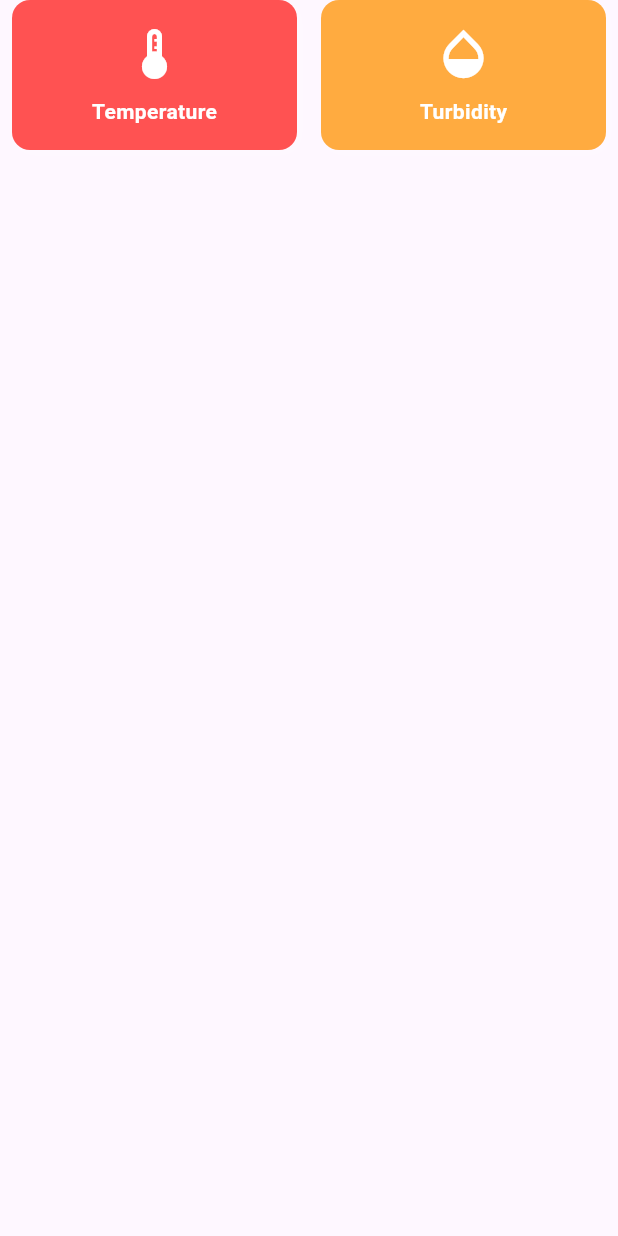
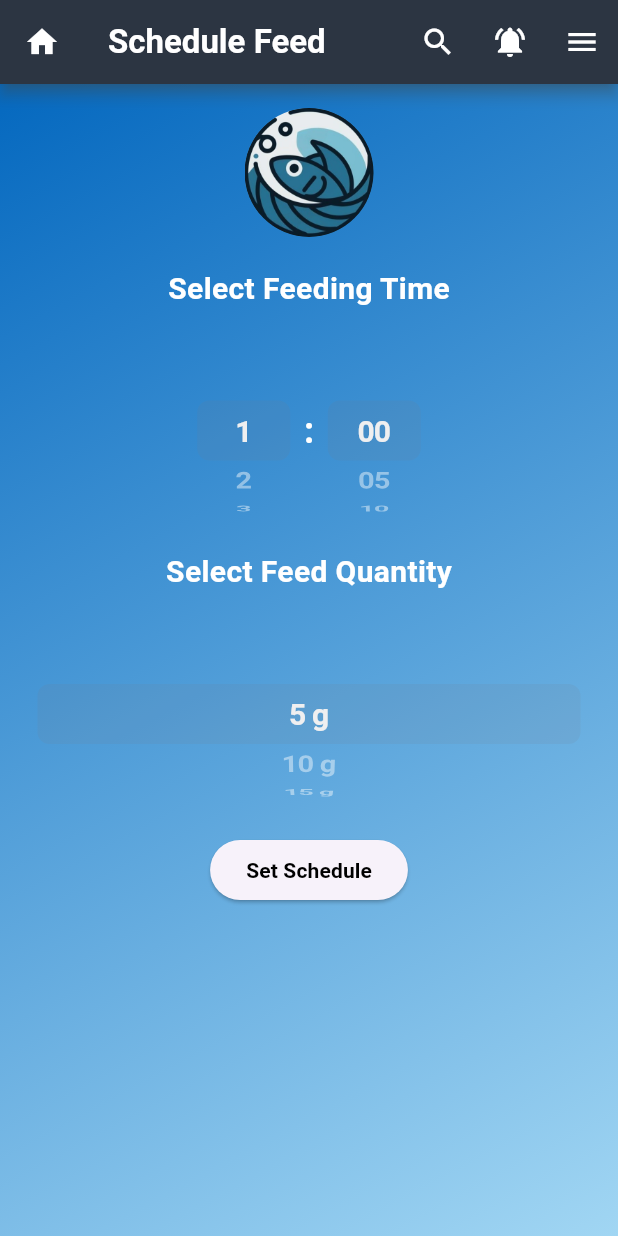
Before and after one commit to DinethShakya23/e20-3yp-Smart-Aquarium, a Flutter app: the DashboardRow widget shown alone on an empty page, opened directly, after a tap on "Temperature", on a phone screen of 412 x 824 dp. Run offline on Flutter 3.47's test engine with Material 3 defaults, Android fonts, the phone set to English and light mode, and no system bars.

Commit message:
'Updated'

```diff
--- /dev/null
+++ b/code/Frontend/lib/screens/schedulefeed.dart
@@ -0,0 +1,340 @@
+import 'package:flutter/cupertino.dart';
+import 'package:flutter/material.dart';
+import '../Widgets/searchfield.dart';
+import '../Widgets/searchbutton.dart';
+import '../Widgets/notificationbutton.dart';
+import '../Widgets/popupmenu.dart';
+import '../Widgets/notificationitem.dart';
+
+class Schedulefeed extends StatefulWidget {
+  @override
+  State<Schedulefeed> createState() => _ScheduleFeedState();
+}
+
+class _ScheduleFeedState extends State<Schedulefeed> {
+  bool _isSearching = false;
+  final TextEditingController _searchController = TextEditingController();
+  List<String> _allItems = [
+    "Fish Feeding",
+    "Water Change",
+    "Filter Cleaning",
+    "pH Check",
+    "Temperature Monitoring"
+  ];
+  List<String> _filteredItems = [];
+
+  int _selectedHour = 12;
+  int _selectedMinute = 0;
+  int _selectedQuantity = 1;
+
+  String? _scheduledTime;
+  String? _scheduledQuantity;
+
+  @override
+  Widget build(BuildContext context) {
+    return Scaffold(
+      appBar: AppBar(
+        leading: IconButton(
+          icon: const Icon(
+            Icons.home,
+            color: Colors.white,
+          ),
+          onPressed: () {
+            Navigator.pop(context);
+          },
+        ),
+        title: _isSearching
+            ? SearchField(_searchController, _filterItems)
+            : const Text(
+                "Schedule Feed",
+                style:
+                    TextStyle(color: Colors.white, fontWeight: FontWeight.bold),
+              ),
+        backgroundColor: Colors.blueGrey.shade900,
+        elevation: 4.0,
+        shadowColor: Colors.blueGrey.shade500,
+        actions: [
+          SearchButton(_isSearching, _toggleSearch),
+          NotificationButton(_showNotifications),
+          PopupMenu(context),
+        ],
+      ),
+      body: Container(
+        height: double.infinity,
+        decoration: const BoxDecoration(
+          gradient: LinearGradient(
+            colors: [Color(0xFF0468BF), Color(0xFFA1D6F3)],
+            begin: Alignment.topLeft,
+            end: Alignment.bottomRight,
+          ),
+        ),
+        child: _isSearching ? _buildSearchResults() : _buildDefaultView(),
+      ),
+    );
+  }
+
+  void _filterItems(String query) {
+    setState(() {
+      _filteredItems = _allItems
+          .where((item) => item.toLowerCase().contains(query.toLowerCase()))
+          .toList();
+    });
+  }
+
+  void _toggleSearch() {
+    setState(() {
+      _isSearching = !_isSearching;
+      if (!_isSearching) {
+        _searchController.clear();
+        _filteredItems.clear();
+      }
+    });
+  }
+
+  Widget _buildSearchResults() {
+    return ListView.builder(
+      padding: const EdgeInsets.all(16),
+      itemCount: _filteredItems.length,
+      itemBuilder: (context, index) {
+        return ListTile(
+          title: Text(
+            _filteredItems[index],
+            style: const TextStyle(color: Colors.white),
+          ),
+          leading: const Icon(Icons.search, color: Colors.white),
+          onTap: () {},
+        );
+      },
+    );
+  }
+
+  Widget _buildDefaultView() {
+    return SingleChildScrollView(
+      child: Padding(
+        padding: const EdgeInsets.all(16.0),
+        child: Column(
+          children: [
+            ClipRRect(
+              borderRadius: BorderRadius.circular(100.0),
+              child: Image.asset(
+                "assert/images/Logo00.jpg",
+                height: 86,
+                width: 86,
+                fit: BoxFit.cover,
+                errorBuilder: (context, error, stackTrace) => const Icon(
+                  Icons.image_not_supported,
+                  size: 86,
+                  color: Colors.white,
+                ),
+              ),
+            ),
+            const SizedBox(height: 20),
+
+            // Time Selection
+            const Text(
+              "Select Feeding Time",
+              style: TextStyle(
+                  color: Colors.white,
+                  fontSize: 20,
+                  fontWeight: FontWeight.bold),
+            ),
+            const SizedBox(height: 20),
+            SizedBox(
+              height: 120,
+              child: Row(
+                mainAxisAlignment: MainAxisAlignment.center,
+                children: [
+                  SizedBox(
+                    width: 80,
+                    child: CupertinoPicker(
+                      backgroundColor: Colors.transparent,
+                      itemExtent: 40,
+                      onSelectedItemChanged: (index) {
+                        setState(() {
+                          _selectedHour = index + 1;
+                        });
+                      },
+                      children: List.generate(
+                        12,
+                        (index) => Center(
+                          child: Text(
+                            "${index + 1}",
+                            style: const TextStyle(
+                                color: Colors.white,
+                                fontSize: 20,
+                                fontWeight: FontWeight.bold),
+                          ),
+                        ),
+                      ),
+                    ),
+                  ),
+                  const Text(":",
+                      style: TextStyle(
+                          color: Colors.white,
+                          fontSize: 24,
+                          fontWeight: FontWeight.bold)),
+                  SizedBox(
+                    width: 80,
+                    child: CupertinoPicker(
+                      backgroundColor: Colors.transparent,
+                      itemExtent: 40,
+                      onSelectedItemChanged: (index) {
+                        setState(() {
+                          _selectedMinute = index * 5;
+                        });
+                      },
+                      children: List.generate(
+                        12,
+                        (index) => Center(
+                          child: Text(
+                            "${index * 5}".padLeft(2, '0'),
+                            style: const TextStyle(
+                                color: Colors.white,
+                                fontSize: 20,
+                                fontWeight: FontWeight.bold),
+                          ),
+                        ),
+                      ),
+                    ),
+                  ),
+                ],
+              ),
+            ),
+
+            const SizedBox(height: 20),
+
+            // Quantity Selection
+            const Text(
+              "Select Feed Quantity",
+              style: TextStyle(
+                  color: Colors.white,
+                  fontSize: 20,
+                  fontWeight: FontWeight.bold),
+            ),
+            const SizedBox(height: 20),
+            SizedBox(
+              height: 120,
+              child: CupertinoPicker(
+                backgroundColor: Colors.transparent,
+                itemExtent: 40,
+                onSelectedItemChanged: (index) {
+                  setState(() {
+                    _selectedQuantity = (index + 1) * 5;
+                  });
+                },
+                children: List.generate(
+                  10,
+                  (index) => Center(
+                    child: Text(
+                      "${(index + 1) * 5} g",
+                      style: const TextStyle(
+                          color: Colors.white,
+                          fontSize: 20,
+                          fontWeight: FontWeight.bold),
+                    ),
+                  ),
+                ),
+              ),
+            ),
+
+            const SizedBox(height: 20),
+
+            // Submit Button
+            ElevatedButton(
+              onPressed: () {
+                setState(() {
+                  _scheduledTime =
+                      "${_selectedHour}:${_selectedMinute.toString().padLeft(2, '0')} ";
+                  _scheduledQuantity = "${_selectedQuantity} g";
+                });
+              },
+              child: const Text(
+                "Set Schedule",
+                style: TextStyle(
+                    color: Colors.black,
+                    fontSize: 14,
+                    fontWeight: FontWeight.bold),
+              ),
+            ),
+
+            const SizedBox(height: 20),
+
+            // Display Scheduled Time & Quantity
+            if (_scheduledTime != null && _scheduledQuantity != null)
+              Container(
+                padding: const EdgeInsets.all(12),
+                decoration: BoxDecoration(
+                  color: Colors.blueGrey.shade800,
+                  borderRadius: BorderRadius.circular(10),
+                ),
+                child: Column(
+                  children: [
+                    Text(
+                      "Scheduled Feeding:",
+                      style: TextStyle(
+                          color: Colors.white,
+                          fontSize: 16,
+                          fontWeight: FontWeight.bold),
+                    ),
+                    const SizedBox(height: 5),
+                    Text(
+                      "Time: $_scheduledTime hrs",
+                      style: TextStyle(
+                          color: Colors.white,
+                          fontSize: 14,
+                          fontWeight: FontWeight.bold),
+                    ),
+                    Text(
+                      "Quantity: $_scheduledQuantity",
+                      style: TextStyle(
+                          color: Colors.white,
+                          fontSize: 14,
+                          fontWeight: FontWeight.bold),
+                    ),
+                  ],
+                ),
+              ),
+          ],
+        ),
+      ),
+    );
+  }
+
+  void _showNotifications(BuildContext context) {
+    showModalBottomSheet(
+      backgroundColor: Colors.grey[900],
+      context: context,
+      shape: const RoundedRectangleBorder(
+          borderRadius: BorderRadius.vertical(top: Radius.circular(16))),
+      builder: (context) {
+        return Padding(
+          padding: const EdgeInsets.all(16),
+          child: Column(
+            mainAxisSize: MainAxisSize.min,
+            children: [
+              const Text("Notifications",
+                  style: TextStyle(
+                      fontSize: 18,
+                      color: Colors.white,
+                      fontWeight: FontWeight.bold)),
+              const Divider(color: Colors.white54),
+              NotificationItem(Icons.warning, "High Temperature",
+                  "Temperature reached 30°C", "2 min ago"),
+              NotificationItem(Icons.opacity, "Turbidity Alert",
+                  "Water quality has changed", "5 min ago"),
+              NotificationItem(Icons.analytics, "Analytics Updated",
+                  "New data available", "10 min ago"),
+              NotificationItem(Icons.fastfood, "Feeding Schedule Updated",
+                  "New schedule available", "2 min ago"),
+              const SizedBox(height: 10),
+              TextButton(
+                  onPressed: () => Navigator.pop(context),
+                  child: const Text("Close",
+                      style: TextStyle(color: Colors.blueAccent))),
+            ],
+          ),
+        );
+      },
+    );
+  }
+}
--- a/code/Frontend/lib/widgets/dashboardbutton.dart
+++ b/code/Frontend/lib/widgets/dashboardbutton.dart
@@ -4,21 +4,25 @@ class DashboardButton extends StatelessWidget {
   final IconData icon;
   final String label;
   final Color color;
+  final Widget destinationScreen;
 
-  const DashboardButton(
-      {required this.icon, required this.label, required this.color, Key? key})
-      : super(key: key);
+  const DashboardButton({
+    required this.icon,
+    required this.label,
+    required this.color,
+    required this.destinationScreen,
+    Key? key,
+  }) : super(key: key);
 
   @override
   Widget build(BuildContext context) {
     return Expanded(
       child: GestureDetector(
         onTap: () {
-          if (label == "Notifications") {
-            // Show notifications
-          } else {
-            // Handle other actions
-          }
+          Navigator.push(
+            context,
+            MaterialPageRoute(builder: (context) => destinationScreen),
+          );
         },
         child: Container(
           margin: const EdgeInsets.symmetric(horizontal: 8),
@@ -28,9 +32,10 @@ class DashboardButton extends StatelessWidget {
             borderRadius: BorderRadius.circular(12),
             boxShadow: [
               BoxShadow(
-                  color: Colors.white.withOpacity(0.2),
-                  blurRadius: 5,
-                  offset: const Offset(2, 2))
+                color: Colors.white.withOpacity(0.2),
+                blurRadius: 5,
+                offset: const Offset(2, 2),
+              ),
             ],
           ),
           child: Material(
@@ -38,15 +43,24 @@ class DashboardButton extends StatelessWidget {
             child: InkWell(
               borderRadius: BorderRadius.circular(12),
               splashColor: Colors.white.withOpacity(0.2),
-              onTap: () {},
+              onTap: () {
+                Navigator.push(
+                  context,
+                  MaterialPageRoute(builder: (context) => destinationScreen),
+                );
+              },
               child: Column(
                 mainAxisAlignment: MainAxisAlignment.center,
                 children: [
                   Icon(icon, size: 40, color: Colors.white),
                   const SizedBox(height: 8),
-                  Text(label,
-                      style: const TextStyle(
-                          color: Colors.white, fontWeight: FontWeight.bold)),
+                  Text(
+                    label,
+                    style: const TextStyle(
+                      color: Colors.white,
+                      fontWeight: FontWeight.bold,
+                    ),
+                  ),
                 ],
               ),
             ),
--- a/code/Frontend/lib/widgets/dashboardrow.dart
+++ b/code/Frontend/lib/widgets/dashboardrow.dart
@@ -1,5 +1,5 @@
 import 'package:flutter/material.dart';
-import '../Widgets/dashboardbutton.dart';
+import 'dashboardbutton.dart';
 
 class DashboardRow extends StatelessWidget {
   final IconData firstIcon;
@@ -8,9 +8,18 @@ class DashboardRow extends StatelessWidget {
   final IconData secondIcon;
   final String secondLabel;
   final Color secondColor;
+  final Widget destination1;
+  final Widget destination2;
 
-  const DashboardRow(this.firstIcon, this.firstLabel, this.firstColor,
-      this.secondIcon, this.secondLabel, this.secondColor,
+  const DashboardRow(
+      this.firstIcon,
+      this.firstLabel,
+      this.firstColor,
+      this.destination1,
+      this.secondIcon,
+      this.secondLabel,
+      this.secondColor,
+      this.destination2,
       {Key? key})
       : super(key: key);
 
@@ -22,9 +31,17 @@ class DashboardRow extends StatelessWidget {
         mainAxisAlignment: MainAxisAlignment.spaceBetween,
         children: [
           DashboardButton(
-              icon: firstIcon, label: firstLabel, color: firstColor),
+            icon: firstIcon,
+            label: firstLabel,
+            color: firstColor,
+            destinationScreen: destination1,
+          ),
           DashboardButton(
-              icon: secondIcon, label: secondLabel, color: secondColor),
+            icon: secondIcon,
+            label: secondLabel,
+            color: secondColor,
+            destinationScreen: destination2,
+          ),
         ],
       ),
     );
```
Also changed, not shown: code/Frontend/lib/screens/dashboard_screen.dart (+39 -14 lines), code/Frontend/pubspec.lock.
